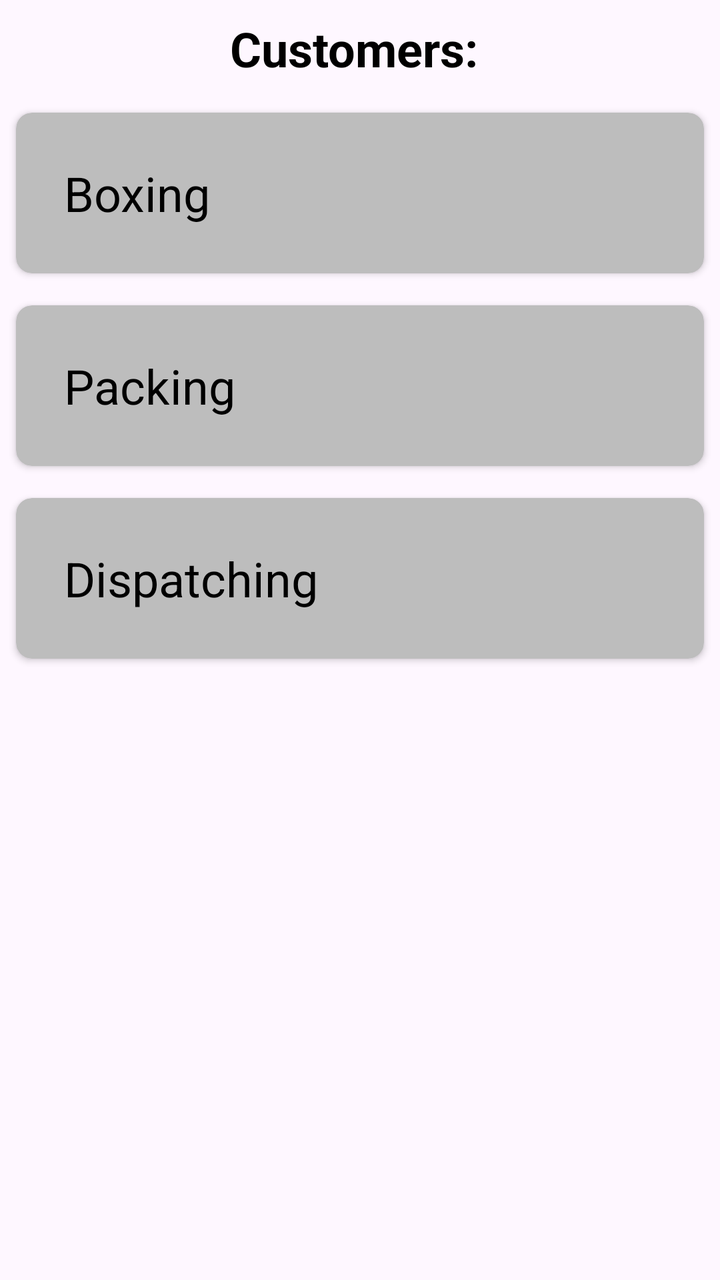
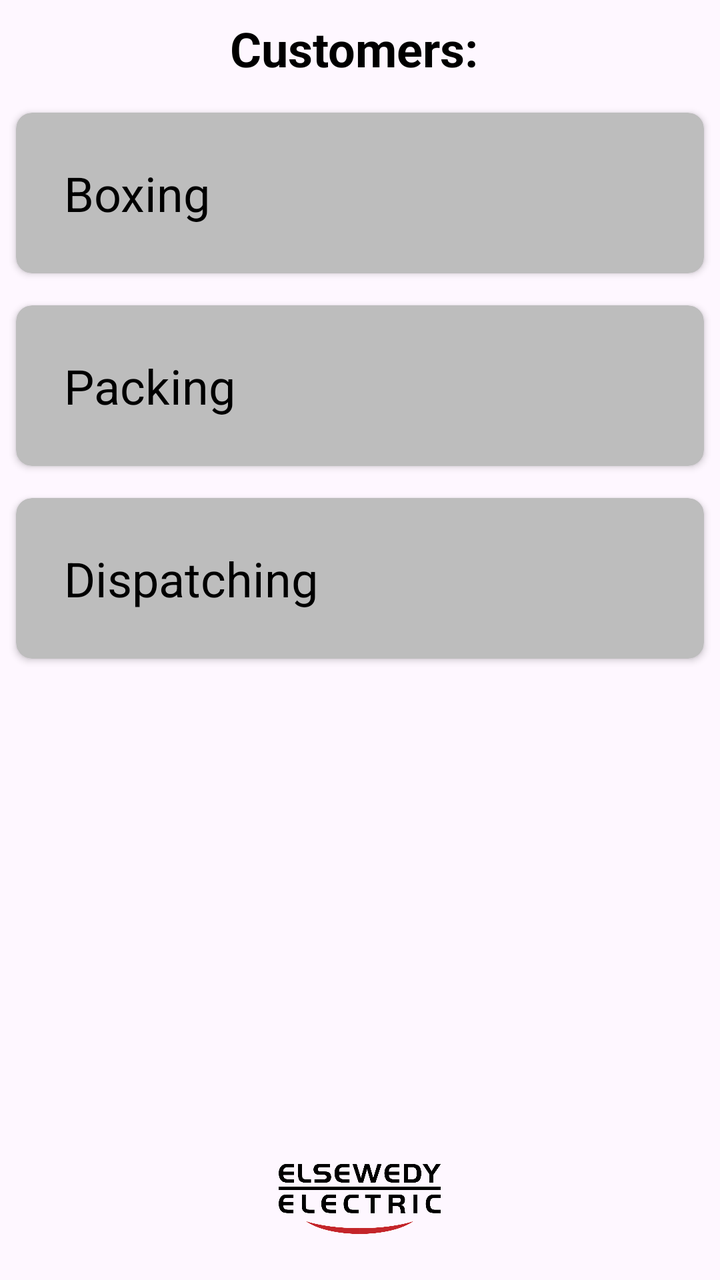

Before-and-after screenshots of an Android layout around one commit, followed by the original layout XML and the change that was made.
<!-- AndroidManifest.xml: application theme Theme.BuswayApp -->
<!-- res/layout/fragment_process.xml -->
<?xml version="1.0" encoding="utf-8"?>
<LinearLayout xmlns:android="http://schemas.android.com/apk/res/android"
    xmlns:tools="http://schemas.android.com/tools"
    android:layout_width="match_parent"
    android:layout_height="match_parent"
    xmlns:app="http://schemas.android.com/apk/res-auto"
    android:orientation="vertical"
    tools:context=".ProcessFragment">

    <TextView
        android:id="@+id/process_page_title"
        android:layout_width="match_parent"
        android:layout_height="wrap_content"
        android:textStyle="bold"
        android:textSize="24sp"
        android:textColor="@color/black"
        android:layout_marginTop="8dp"
        android:layout_marginBottom="8dp"
        android:gravity="center"
        android:text="Customers: " />

    <androidx.cardview.widget.CardView
        android:id="@+id/boxingProcessCardView"
        android:layout_width="match_parent"
        android:layout_height="wrap_content"
        app:cardBackgroundColor="#BDBDBD"
        android:layout_margin="8dp"
        app:cardCornerRadius="8dp"
        app:cardElevation="2dp">

        <TextView
            android:id="@+id/boxingProcessTextView"
            android:layout_width="match_parent"
            android:layout_height="wrap_content"
            android:padding="24dp"
            android:textSize="24sp"
            android:textColor="@color/black"
            android:gravity="center_vertical"
            android:text="Boxing"/>

    </androidx.cardview.widget.CardView>

    <androidx.cardview.widget.CardView
    android:id="@+id/packingProcessCardView"
    android:layout_width="match_parent"
    android:layout_height="wrap_content"
    app:cardBackgroundColor="#BDBDBD"
    android:layout_margin="8dp"
    app:cardCornerRadius="8dp"
    app:cardElevation="2dp">

    <TextView
        android:id="@+id/packingProcessTextView"
        android:layout_width="match_parent"
        android:layout_height="wrap_content"
        android:padding="24dp"
        android:textSize="24sp"
        android:textColor="@color/black"
        android:gravity="center_vertical"
        android:text="Packing"/>

</androidx.cardview.widget.CardView>

    <androidx.cardview.widget.CardView
    android:id="@+id/dispatchingProcessCardView"
    android:layout_width="match_parent"
    android:layout_height="wrap_content"
    app:cardBackgroundColor="#BDBDBD"
    android:layout_margin="8dp"
    app:cardCornerRadius="8dp"
    app:cardElevation="2dp">

    <TextView
        android:id="@+id/dispatchingProcessTextView"
        android:layout_width="match_parent"
        android:layout_height="wrap_content"
        android:padding="24dp"
        android:textSize="24sp"
        android:textColor="@color/black"
        android:gravity="center_vertical"
        android:text="Dispatching"/>

</androidx.cardview.widget.CardView>

</LinearLayout>
<!-- resources referenced by this layout -->
<resources>
  <color name="black">#FF000000</color>
  <style name="Theme.BuswayApp" parent="Base.Theme.BuswayApp" />
  <style name="Base.Theme.BuswayApp" parent="Theme.Material3.DayNight.NoActionBar">
          
          
      </style>
</resources>

<!-- the commit's change to res/layout/fragment_process.xml (unified diff, before → after) -->
@@ -1,30 +1,30 @@
 <?xml version="1.0" encoding="utf-8"?>
-<LinearLayout xmlns:android="http://schemas.android.com/apk/res/android"
+<RelativeLayout xmlns:android="http://schemas.android.com/apk/res/android"
+    xmlns:app="http://schemas.android.com/apk/res-auto"
     xmlns:tools="http://schemas.android.com/tools"
     android:layout_width="match_parent"
     android:layout_height="match_parent"
-    xmlns:app="http://schemas.android.com/apk/res-auto"
-    android:orientation="vertical"
     tools:context=".ProcessFragment">
 
     <TextView
         android:id="@+id/process_page_title"
         android:layout_width="match_parent"
         android:layout_height="wrap_content"
-        android:textStyle="bold"
-        android:textSize="24sp"
-        android:textColor="@color/black"
         android:layout_marginTop="8dp"
         android:layout_marginBottom="8dp"
         android:gravity="center"
-        android:text="Customers: " />
+        android:text="Customers: "
+        android:textColor="@color/black"
+        android:textSize="24sp"
+        android:textStyle="bold" />
 
     <androidx.cardview.widget.CardView
         android:id="@+id/boxingProcessCardView"
         android:layout_width="match_parent"
         android:layout_height="wrap_content"
+        android:layout_below="@id/process_page_title"
+        android:layout_margin="8dp"
         app:cardBackgroundColor="#BDBDBD"
-        android:layout_margin="8dp"
         app:cardCornerRadius="8dp"
         app:cardElevation="2dp">
 
@@ -32,54 +32,66 @@
             android:id="@+id/boxingProcessTextView"
             android:layout_width="match_parent"
             android:layout_height="wrap_content"
+            android:gravity="center_vertical"
             android:padding="24dp"
-            android:textSize="24sp"
+            android:text="Boxing"
             android:textColor="@color/black"
-            android:gravity="center_vertical"
-            android:text="Boxing"/>
+            android:textSize="24sp" />
 
     </androidx.cardview.widget.CardView>
 
     <androidx.cardview.widget.CardView
-    android:id="@+id/packingProcessCardView"
-    android:layout_width="match_parent"
-    android:layout_height="wrap_content"
-    app:cardBackgroundColor="#BDBDBD"
-    android:layout_margin="8dp"
-    app:cardCornerRadius="8dp"
-    app:cardElevation="2dp">
-
-    <TextView
-        android:id="@+id/packingProcessTextView"
+        android:id="@+id/packingProcessCardView"
         android:layout_width="match_parent"
         android:layout_height="wrap_content"
-        android:padding="24dp"
-        android:textSize="24sp"
-        android:textColor="@color/black"
-        android:gravity="center_vertical"
-        android:text="Packing"/>
+        android:layout_below="@id/boxingProcessCardView"
+        android:layout_margin="8dp"
+        app:cardBackgroundColor="#BDBDBD"
+        app:cardCornerRadius="8dp"
+        app:cardElevation="2dp">
 
-</androidx.cardview.widget.CardView>
+        <TextView
+            android:id="@+id/packingProcessTextView"
+            android:layout_width="match_parent"
+            android:layout_height="wrap_content"
+            android:gravity="center_vertical"
+            android:padding="24dp"
+            android:text="Packing"
+            android:textColor="@color/black"
+            android:textSize="24sp" />
+
+    </androidx.cardview.widget.CardView>
 
     <androidx.cardview.widget.CardView
-    android:id="@+id/dispatchingProcessCardView"
-    android:layout_width="match_parent"
-    android:layout_height="wrap_content"
-    app:cardBackgroundColor="#BDBDBD"
-    android:layout_margin="8dp"
-    app:cardCornerRadius="8dp"
-    app:cardElevation="2dp">
-
-    <TextView
-        android:id="@+id/dispatchingProcessTextView"
+        android:id="@+id/dispatchingProcessCardView"
+        android:layout_below="@id/packingProcessCardView"
         android:layout_width="match_parent"
         android:layout_height="wrap_content"
-        android:padding="24dp"
-        android:textSize="24sp"
-        android:textColor="@color/black"
-        android:gravity="center_vertical"
-        android:text="Dispatching"/>
+        android:layout_margin="8dp"
+        app:cardBackgroundColor="#BDBDBD"
+        app:cardCornerRadius="8dp"
+        app:cardElevation="2dp">
 
-</androidx.cardview.widget.CardView>
+        <TextView
+            android:id="@+id/dispatchingProcessTextView"
+            android:layout_width="match_parent"
+            android:layout_height="wrap_content"
+            android:gravity="center_vertical"
+            android:padding="24dp"
+            android:text="Dispatching"
+            android:textColor="@color/black"
+            android:textSize="24sp" />
 
-</LinearLayout>
+    </androidx.cardview.widget.CardView>
+
+    <ImageView
+        android:id="@+id/elsewedy_logo"
+        android:layout_width="81dp"
+        android:layout_height="81dp"
+        android:layout_alignParentBottom="true"
+        android:layout_centerHorizontal="true"
+        android:layout_gravity="center"
+        android:scaleType="centerInside"
+        android:src="@drawable/elsewedy_logo" />
+
+</RelativeLayout>
<!-- resource entries referenced after the edit -->
@@ -1,6 +1,7 @@
 <!-- resources referenced by this layout -->
 <resources>
   <color name="black">#FF000000</color>
+  <!-- drawable elsewedy_logo: png bitmap (drawable, 22221 bytes) -->
   <style name="Theme.BuswayApp" parent="Base.Theme.BuswayApp" />
   <style name="Base.Theme.BuswayApp" parent="Theme.Material3.DayNight.NoActionBar">
           
